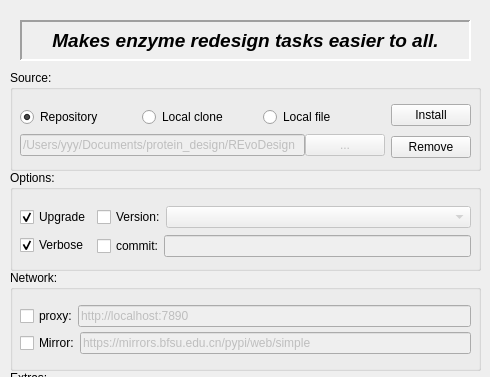
Above: src/REvoDesign/UI/REvoDesign-PyMOL-entry.ui from YaoYinYing/REvoDesign before the change; both pictures show x 0 to 490 and y 0 to 377 of the 490 by 547 pixel window. Below: the same form after it.
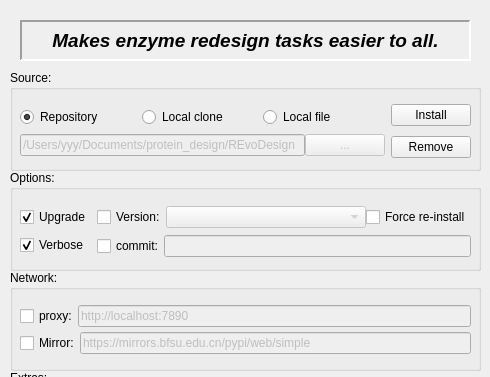
That is the form after the change.

Patch:
```diff
--- a/src/REvoDesign/UI/REvoDesign-PyMOL-entry.ui
+++ b/src/REvoDesign/UI/REvoDesign-PyMOL-entry.ui
@@ -301,6 +301,25 @@
            </property>
           </widget>
          </item>
+         <item>
+          <widget class="QCheckBox" name="checkBox_force_reinstall">
+           <property name="sizePolicy">
+            <sizepolicy hsizetype="Maximum" vsizetype="Fixed">
+             <horstretch>0</horstretch>
+             <verstretch>0</verstretch>
+            </sizepolicy>
+           </property>
+           <property name="toolTip">
+            <string>Force PIP to perform a re-installation.</string>
+           </property>
+           <property name="whatsThis">
+            <string/>
+           </property>
+           <property name="text">
+            <string>Force re-install</string>
+           </property>
+          </widget>
+         </item>
         </layout>
        </item>
        <item>
```
